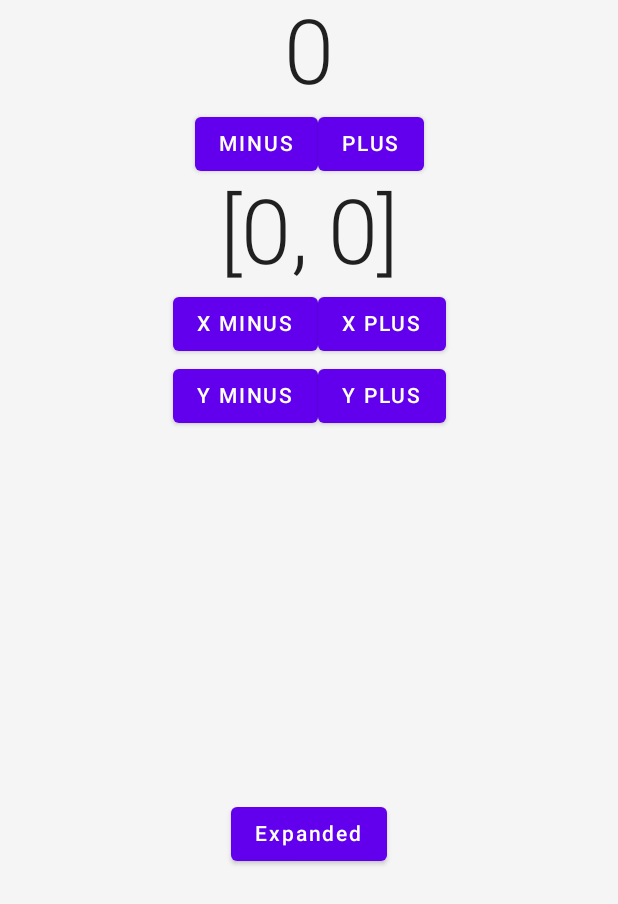
After one commit to hayashitoshiki/ComposeSample, an Android app built with Jetpack Compose: the composable AnimationScreen shown on its own in the app's theme, on a phone screen of 412 x 824 dp. The commit adds this screen. Shown: the top 904 px of the screen. Run offline under Robolectric (Android 15) with nearby library versions, the phone set to English and light mode, and no system bars; our stand-ins replace constraintlayout-compose.

Commit message:
アニメーションサンプル 追加

```diff
--- a/app/src/main/java/com/myapp/composesample/ui/MainActivity.kt
+++ b/app/src/main/java/com/myapp/composesample/ui/MainActivity.kt
@@ -4,10 +4,12 @@ import android.os.Bundle
 import androidx.activity.ComponentActivity
 import androidx.activity.compose.setContent
 import androidx.activity.viewModels
+import androidx.compose.animation.ExperimentalAnimationApi
 import androidx.compose.foundation.ExperimentalFoundationApi
 import androidx.compose.foundation.layout.Box
 import androidx.compose.foundation.layout.fillMaxSize
 import androidx.compose.foundation.layout.padding
+import androidx.compose.material.ExperimentalMaterialApi
 import androidx.compose.material.Scaffold
 import androidx.compose.runtime.Composable
 import androidx.compose.ui.ExperimentalComposeUiApi
@@ -29,6 +31,8 @@ class MainActivity : ComponentActivity() {
     private val textViewModel: TextGroupViewModel by viewModels()
     private val buttonViewModel: ButtonGroupViewModel by viewModels()
 
+    @ExperimentalMaterialApi
+    @ExperimentalAnimationApi
     @ExperimentalPagerApi
     @ExperimentalComposeUiApi
     @ExperimentalFoundationApi
@@ -51,6 +55,8 @@ class MainActivity : ComponentActivity() {
  * ベース画面
  *
  */
+@ExperimentalMaterialApi
+@ExperimentalAnimationApi
 @ExperimentalPagerApi
 @ExperimentalComposeUiApi
 @ExperimentalFoundationApi
--- /dev/null
+++ b/app/src/main/java/com/myapp/composesample/ui/center/AnimationScreen.kt
@@ -0,0 +1,144 @@
+package com.myapp.composesample.ui.center
+
+import androidx.compose.animation.*
+import androidx.compose.animation.core.keyframes
+import androidx.compose.foundation.layout.*
+import androidx.compose.material.*
+import androidx.compose.runtime.Composable
+import androidx.compose.foundation.layout.Arrangement
+import androidx.compose.foundation.layout.Column
+import androidx.compose.foundation.layout.Row
+import androidx.compose.material.Button
+import androidx.compose.material.MaterialTheme
+import androidx.compose.material.Text
+import androidx.compose.ui.text.style.TextAlign
+import androidx.compose.runtime.mutableStateOf
+import androidx.compose.runtime.remember
+import androidx.compose.ui.Alignment
+import androidx.compose.ui.Modifier
+import androidx.compose.ui.graphics.Color
+import androidx.compose.ui.unit.IntSize
+import androidx.navigation.NavHostController
+
+/**
+ * アニメーションサンプル画面
+ *
+ */
+@ExperimentalMaterialApi
+@ExperimentalAnimationApi
+@Composable
+fun AnimationScreen(navController: NavHostController) {
+    Scaffold(
+        backgroundColor = Color(0xfff5f5f5)
+    ) {
+        Column {
+            val count = remember{ mutableStateOf(0) }
+            // fadeアニメーション
+            AnimatedContent(targetState = count.value) { targetCount ->
+                Text(
+                    text = "$targetCount",
+                    textAlign = TextAlign.Center,
+                    style = MaterialTheme.typography.h2,
+                    modifier = Modifier.fillMaxWidth()
+                )
+            }
+            Row(modifier = Modifier.fillMaxWidth(), horizontalArrangement = Arrangement.Center) {
+                Button(onClick = { count.value-- }) {
+                    Text("MINUS")
+                }
+                Button(onClick = { count.value++ }) {
+                    Text("PLUS")
+                }
+            }
+
+            // スクロールアニメーション
+            val x = remember { mutableStateOf(0) }
+            val y = remember { mutableStateOf(0) }
+            val xyList = listOf(x.value,y.value)
+            AnimatedContent(
+                targetState = xyList,
+                transitionSpec = {
+                    val isXPlus = targetState[0] > initialState[0]
+                    val isYPlus = targetState[1] > initialState[1]
+                    if (targetState[1] != initialState[1]) {
+                        // 横スライド
+                        if (isYPlus) {
+                            slideInVertically { height -> -height } + fadeIn() with slideOutVertically { height -> height } + fadeOut()
+                        } else {
+                            slideInVertically { height -> height } + fadeIn() with slideOutVertically { height -> -height } + fadeOut()
+                        }.using(
+                            SizeTransform(clip = false)
+                        )
+                    } else {
+                        // 縦スライド
+                        if (isXPlus) {
+                            slideInHorizontally { width -> width } + fadeIn() with slideOutHorizontally { width -> -width } + fadeOut()
+                        } else {
+                            slideInHorizontally { width -> -width } + fadeIn() with slideOutHorizontally { width -> width } + fadeOut()
+                        }.using(
+                            SizeTransform(clip = false)
+                        )
+                    }
+                }
+            ) { targetCount ->
+                Text(
+                    text = "$targetCount",
+                    textAlign = TextAlign.Center,
+                    style = MaterialTheme.typography.h2,
+                    modifier = Modifier.fillMaxWidth()
+                )
+            }
+
+            Row(modifier = Modifier.fillMaxWidth(), horizontalArrangement = Arrangement.Center) {
+                Button(onClick = { x.value-- }) {
+                    Text("X MINUS")
+                }
+                Button(onClick = { x.value++ }) {
+                    Text("X PLUS")
+                }
+            }
+            Row(modifier = Modifier.fillMaxWidth(), horizontalArrangement = Arrangement.Center) {
+                Button(onClick = { y.value-- }) {
+                    Text("Y MINUS")
+                }
+                Button(onClick = { y.value++ }) {
+                    Text("Y PLUS")
+                }
+            }
+
+            // 拡大縮小アニメーション
+            Box(
+                modifier = Modifier.fillMaxSize(),
+                contentAlignment = Alignment.Center
+            ) {
+                val expanded = remember { mutableStateOf(false) }
+                AnimatedContent(
+                    targetState = expanded.value,
+                    transitionSpec = {
+                        fadeIn() with fadeOut() using SizeTransform { initialSize, targetSize ->
+                            keyframes {
+                                IntSize(initialSize.width, initialSize.height) at 250
+                                durationMillis = 500
+                            }
+                        }
+                    }
+                ) { targetExpanded ->
+                    if (targetExpanded) {
+                        Button(
+                            onClick = { expanded.value = !expanded.value},
+                            modifier = Modifier.fillMaxSize()
+                        ) {
+                            Text(text = "Expanded")
+                        }
+                    } else {
+                        Button(
+                            onClick = { expanded.value = !expanded.value },
+                        ) {
+                            Text(text = "Expanded")
+                        }
+                    }
+                }
+            }
+        }
+    }
+}
```
Also changed, not shown: app/src/main/java/com/myapp/composesample/ui/Navigation.kt (+7 -1 lines), app/src/main/java/com/myapp/composesample/ui/center/SecondScreen.kt (+11 -4 lines).
